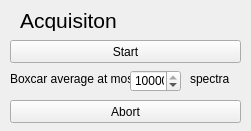
Qt form code/cam_full/acq_control.ui (gsehrlich/diffusive-ta) before a commit.
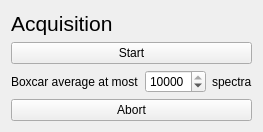
The same form after that commit.

```diff
--- a/code/cam_full/acq_control.ui
+++ b/code/cam_full/acq_control.ui
@@ -6,82 +6,47 @@
    <rect>
     <x>0</x>
     <y>0</y>
-    <width>251</width>
-    <height>131</height>
+    <width>242</width>
+    <height>129</height>
    </rect>
   </property>
   <property name="windowTitle">
    <string>Form</string>
   </property>
-  <widget class="QPushButton" name="startButton">
-   <property name="geometry">
-    <rect>
-     <x>10</x>
-     <y>40</y>
-     <width>231</width>
-     <height>23</height>
-    </rect>
-   </property>
-   <property name="text">
-    <string>Start</string>
-   </property>
-  </widget>
-  <widget class="QPushButton" name="abortButton">
-   <property name="geometry">
-    <rect>
-     <x>10</x>
-     <y>100</y>
-     <width>231</width>
-     <height>23</height>
-    </rect>
-   </property>
-   <property name="text">
-    <string>Abort</string>
-   </property>
-  </widget>
+  <layout class="QVBoxLayout" name="verticalLayout">
+   <item>
   <widget class="QLabel" name="label">
-   <property name="geometry">
-    <rect>
-     <x>20</x>
-     <y>10</y>
-     <width>221</width>
-     <height>21</height>
-    </rect>
-   </property>
    <property name="font">
     <font>
      <pointsize>16</pointsize>
     </font>
    </property>
    <property name="text">
-    <string>Acquisiton</string>
-   </property>
-  </widget>
+      <string>Acquisition</string>
+     </property>
+    </widget>
+   </item>
+   <item>
+    <widget class="QPushButton" name="startButton">
+     <property name="text">
+      <string>Start</string>
+     </property>
+    </widget>
+   </item>
+   <item>
+    <layout class="QHBoxLayout" name="horizontalLayout">
+     <item>
   <widget class="QLabel" name="label_2">
-   <property name="geometry">
-    <rect>
-     <x>10</x>
-     <y>70</y>
-     <width>121</width>
-     <height>16</height>
-    </rect>
-   </property>
    <property name="text">
     <string>Boxcar average at most</string>
    </property>
    <property name="alignment">
-    <set>Qt::AlignBottom|Qt::AlignLeading|Qt::AlignLeft</set>
-   </property>
-  </widget>
+        <set>Qt::AlignLeading|Qt::AlignLeft|Qt::AlignVCenter</set>
+       </property>
+      </widget>
+     </item>
+     <item>
   <widget class="QSpinBox" name="spinBox">
-   <property name="geometry">
-    <rect>
-     <x>130</x>
-     <y>70</y>
-     <width>51</width>
-     <height>22</height>
-    </rect>
-   </property>
    <property name="minimum">
     <number>1</number>
    </property>
@@ -92,22 +57,32 @@
     <number>10000</number>
    </property>
   </widget>
+     </item>
+     <item>
   <widget class="QLabel" name="label_3">
-   <property name="geometry">
-    <rect>
-     <x>190</x>
-     <y>70</y>
-     <width>47</width>
-     <height>16</height>
-    </rect>
-   </property>
    <property name="text">
     <string>spectra</string>
    </property>
    <property name="alignment">
-    <set>Qt::AlignBottom|Qt::AlignLeading|Qt::AlignLeft</set>
-   </property>
-  </widget>
+        <set>Qt::AlignLeading|Qt::AlignLeft|Qt::AlignVCenter</set>
+       </property>
+      </widget>
+     </item>
+    </layout>
+   </item>
+   <item>
+    <widget class="QPushButton" name="abortButton">
+     <property name="text">
+      <string>Abort</string>
+     </property>
+    </widget>
+   </item>
+  </layout>
+  <zorder>startButton</zorder>
+  <zorder>abortButton</zorder>
+  <zorder>label</zorder>
+  <zorder>horizontalLayoutWidget</zorder>
+  <zorder>label_2</zorder>
  </widget>
  <resources/>
  <connections/>
```
Lines whose indentation alone changed are shown as unchanged.
